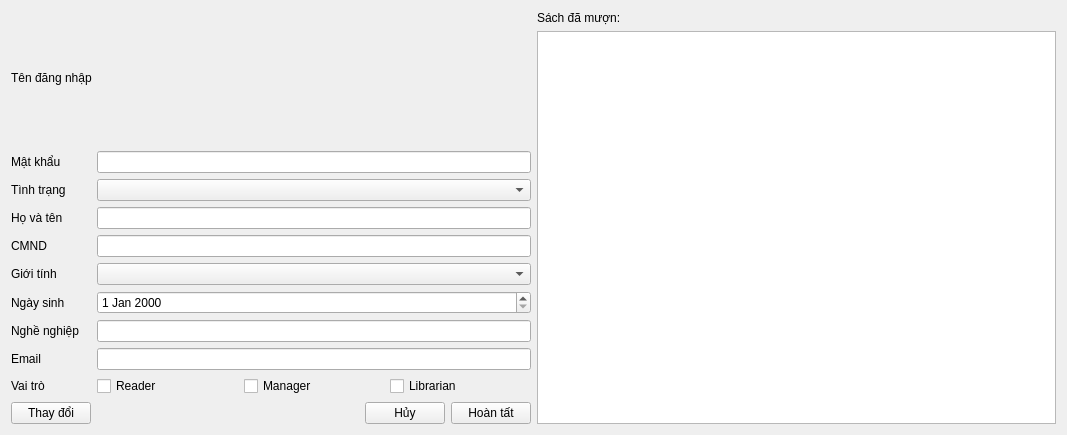
Before: the Qt Designer form information.ui in fantasyinferno/libpro, drawn with Qt 5.
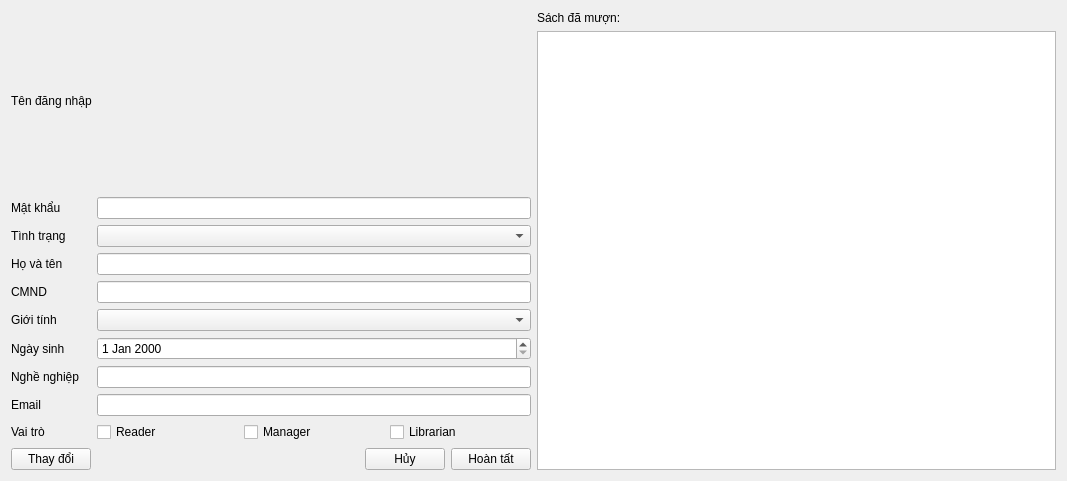
After: the same form once the commit is applied.

Commit message: You can now change avatars!

Patch:
```diff
--- a/information.ui
+++ b/information.ui
@@ -7,7 +7,7 @@
     <x>0</x>
     <y>0</y>
     <width>1067</width>
-    <height>435</height>
+    <height>478</height>
    </rect>
   </property>
   <property name="windowTitle">
@@ -53,18 +53,32 @@
           </spacer>
          </item>
          <item>
-          <layout class="QVBoxLayout" name="verticalLayout">
-           <item>
-            <widget class="QLabel" name="avatar">
+          <widget class="QPushButton" name="avatar">
+           <property name="minimumSize">
+            <size>
+             <width>180</width>
+             <height>180</height>
+            </size>
+           </property>
+           <property name="cursor">
+            <cursorShape>PointingHandCursor</cursorShape>
+           </property>
+           <property name="contextMenuPolicy">
+            <enum>Qt::DefaultContextMenu</enum>
+           </property>
+           <property name="styleSheet">
+            <string notr="true"/>
+           </property>
              <property name="text">
               <string/>
              </property>
-             <property name="alignment">
-              <set>Qt::AlignCenter</set>
+           <property name="flat">
+            <bool>true</bool>
              </property>
             </widget>
            </item>
-          </layout>
+         <item>
+          <layout class="QVBoxLayout" name="verticalLayout"/>
          </item>
         </layout>
        </item>
@@ -376,6 +390,9 @@
              <property name="text">
               <string>Hoàn tất</string>
              </property>
+             <property name="flat">
+              <bool>false</bool>
+             </property>
             </widget>
            </item>
           </layout>
```
Lines whose indentation alone changed are shown as unchanged. The commit also changes 8 other files.
